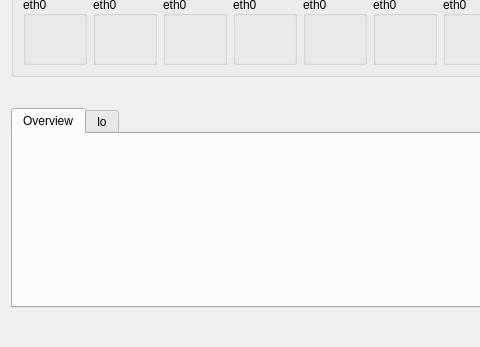
Before: the Qt Designer form ui/networkinformation.ui in inspectC/linux-process-explorer, drawn with Qt 5; both pictures show x 0 to 480 and y 268 to 615 of the 600 by 615 pixel window.
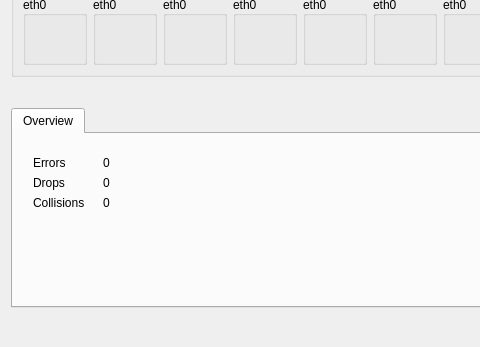
After: the same form once the commit is applied. The open tabs and pages were chosen to show the change. Custom widgets are drawn as their Qt base class.

```diff
--- a/ui/networkinformation.ui
+++ b/ui/networkinformation.ui
@@ -1530,11 +1530,84 @@
         <attribute name="title">
          <string>Overview</string>
         </attribute>
-       </widget>
-       <widget class="QWidget" name="tab_6">
-        <attribute name="title">
-         <string>lo</string>
-        </attribute>
+        <widget class="QLabel" name="label">
+         <property name="geometry">
+          <rect>
+           <x>20</x>
+           <y>20</y>
+           <width>60</width>
+           <height>18</height>
+          </rect>
+         </property>
+         <property name="text">
+          <string>Errors</string>
+         </property>
+        </widget>
+        <widget class="QLabel" name="label_2">
+         <property name="geometry">
+          <rect>
+           <x>20</x>
+           <y>60</y>
+           <width>60</width>
+           <height>18</height>
+          </rect>
+         </property>
+         <property name="text">
+          <string>Collisions</string>
+         </property>
+        </widget>
+        <widget class="QLabel" name="label_3">
+         <property name="geometry">
+          <rect>
+           <x>20</x>
+           <y>40</y>
+           <width>60</width>
+           <height>18</height>
+          </rect>
+         </property>
+         <property name="text">
+          <string>Drops</string>
+         </property>
+        </widget>
+        <widget class="QLabel" name="labelTotalError">
+         <property name="geometry">
+          <rect>
+           <x>90</x>
+           <y>20</y>
+           <width>60</width>
+           <height>18</height>
+          </rect>
+         </property>
+         <property name="text">
+          <string>0</string>
+         </property>
+        </widget>
+        <widget class="QLabel" name="labelTotalDrops">
+         <property name="geometry">
+          <rect>
+           <x>90</x>
+           <y>40</y>
+           <width>60</width>
+           <height>18</height>
+          </rect>
+         </property>
+         <property name="text">
+          <string>0</string>
+         </property>
+        </widget>
+        <widget class="QLabel" name="labelTotalCollisions">
+         <property name="geometry">
+          <rect>
+           <x>90</x>
+           <y>60</y>
+           <width>60</width>
+           <height>18</height>
+          </rect>
+         </property>
+         <property name="text">
+          <string>0</string>
+         </property>
+        </widget>
        </widget>
       </widget>
      </item>
```
Left out of the diff: 4 changed lines with no effect on the pictures.
